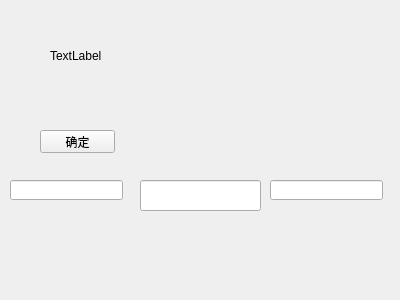
First picture: the form in 18-append-c-and-cpp-module/cpp/itcast_cpp5term/02_cppjiuye/20140810/untitled1/widget.ui, repository juyingguo/android-knowledge-principle-interview, before the edit.
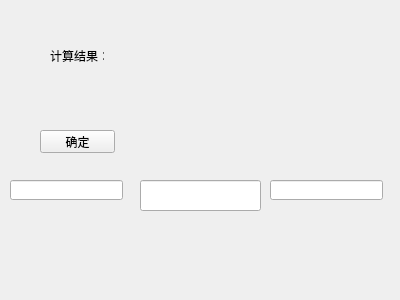
Second picture: the form after the edit.

What changed in the file:
```diff
--- a/18-append-c-and-cpp-module/cpp/itcast_cpp5term/02_cppjiuye/20140810/untitled1/widget.ui
+++ b/18-append-c-and-cpp-module/cpp/itcast_cpp5term/02_cppjiuye/20140810/untitled1/widget.ui
@@ -56,7 +56,7 @@
     </rect>
    </property>
    <property name="text">
-    <string>TextLabel</string>
+    <string>计算结果：</string>
    </property>
   </widget>
   <widget class="QLineEdit" name="lineEdit_3">
```
